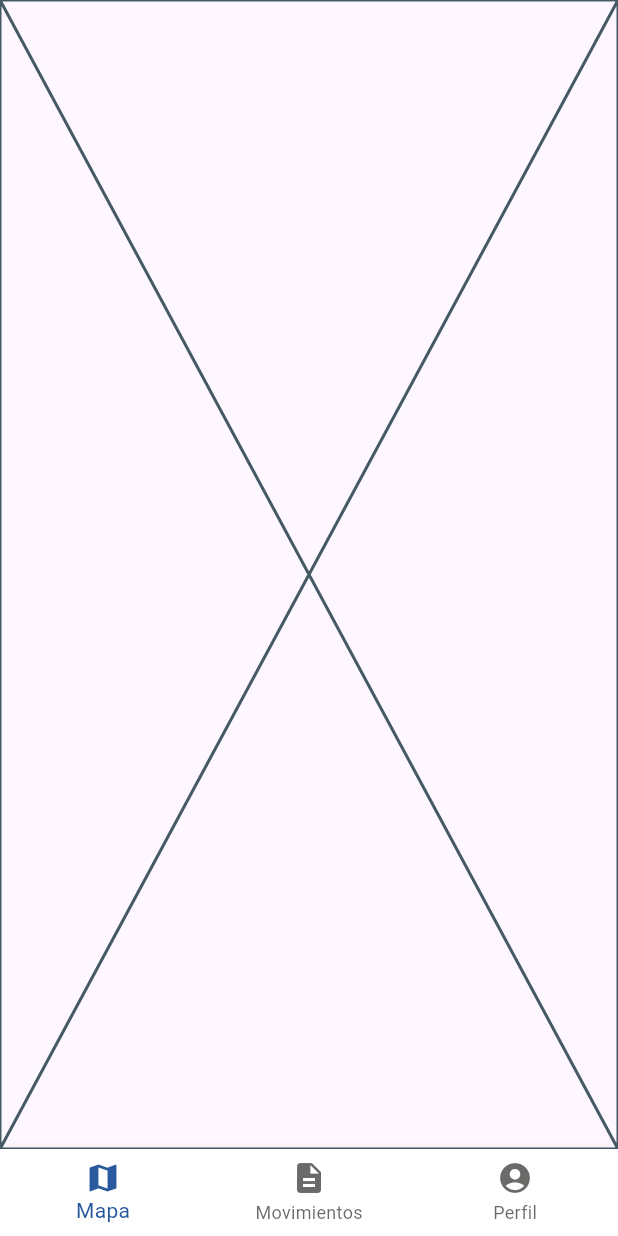
After one commit to Denzel-Fuentes/FLUTTER_Parking, a Flutter app: the MainScreen screen opened directly, on a phone screen of 412 x 824 dp. The commit adds this screen. Run offline on Flutter 3.47's test engine with Material 3 defaults, Android fonts, the phone set to English and light mode, and no system bars; our stand-ins replace cloud_firestore, firebase_core, fl_chart, fluttertoast, simple_animations; accounts and stored records are empty.

Commit message:
main_screen

```diff
--- /dev/null
+++ b/lib/main_screen.dart
@@ -0,0 +1,71 @@
+import 'package:flutter/material.dart';
+import 'package:parking_app/offer_screen.dart';
+
+void main() async {
+
+  runApp(MaterialApp(
+      title: 'Parking App',
+      theme: ThemeData(
+        colorScheme: ColorScheme.fromSeed(seedColor: Color.fromARGB(255, 255, 255, 255)),
+        useMaterial3: true,
+      ),
+      home: MainScreen()
+    )
+  );
+}
+
+class MainScreen extends StatefulWidget {
+  @override
+  _MainScreenState createState() => _MainScreenState();
+}
+
+class _MainScreenState extends State<MainScreen> {
+  int _currentIndex = 0;
+
+  final List<Widget> _screens = [
+    OfferScreen()
+  ];
+
+  void onTabTapped(int index) {
+    setState(() {
+      _currentIndex = index;
+    });
+  }
+
+  @override
+  Widget build(BuildContext context) {
+    return Scaffold(
+      body: IndexedStack(
+        index: _currentIndex,
+        children: _screens,
+      ),
+      bottomNavigationBar: Theme(
+        data: Theme.of(context).copyWith(
+          canvasColor: Colors.white,
+          primaryColor:
+              Colors.white,
+        ),
+        child: BottomNavigationBar(
+          onTap: onTabTapped,
+          currentIndex: _currentIndex,
+          items: [
+            BottomNavigationBarItem(
+              icon: Icon(Icons.map),
+              label: 'Mapa',
+            ),
+            BottomNavigationBarItem(
+              icon: Icon(Icons.description),
+              label: 'Movimientos',
+            ),
+            BottomNavigationBarItem(
+              icon: Icon(Icons.account_circle),
+              label: 'Perfil',
+            ),
+          ],
+          selectedItemColor: Color.fromARGB(255, 41, 90, 158),
+          unselectedItemColor: Color.fromARGB(240, 43, 44, 40).withOpacity(0.7),
+        ),
+      ),
+    );
+  }
+}
--- /dev/null
+++ b/lib/offer_screen.dart
@@ -0,0 +1,16 @@
+import 'package:flutter/foundation.dart';
+import 'package:flutter/widgets.dart';
+
+class OfferScreen extends StatefulWidget {
+  const OfferScreen({super.key});
+
+  @override
+  State<OfferScreen> createState() => _OfferScreenState();
+}
+
+class _OfferScreenState extends State<OfferScreen> {
+  @override
+  Widget build(BuildContext context) {
+    return const Placeholder();
+  }
+}
```
Also changed, not shown: lib/login_def.dart (+4 -3 lines), 3 other files.
